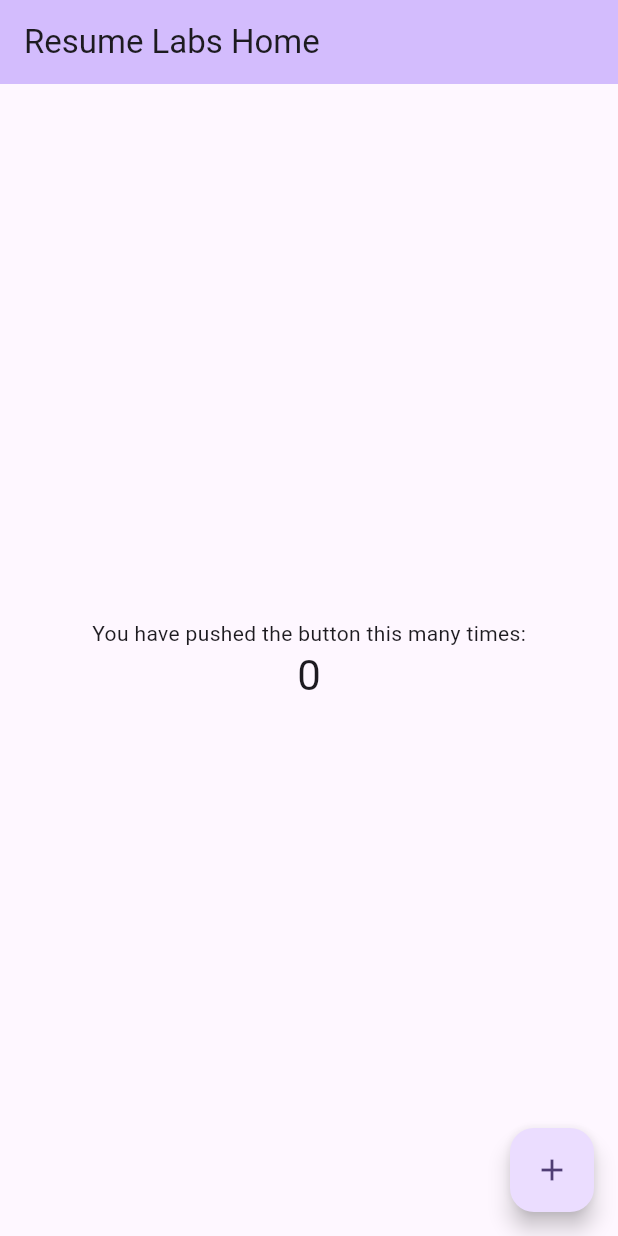
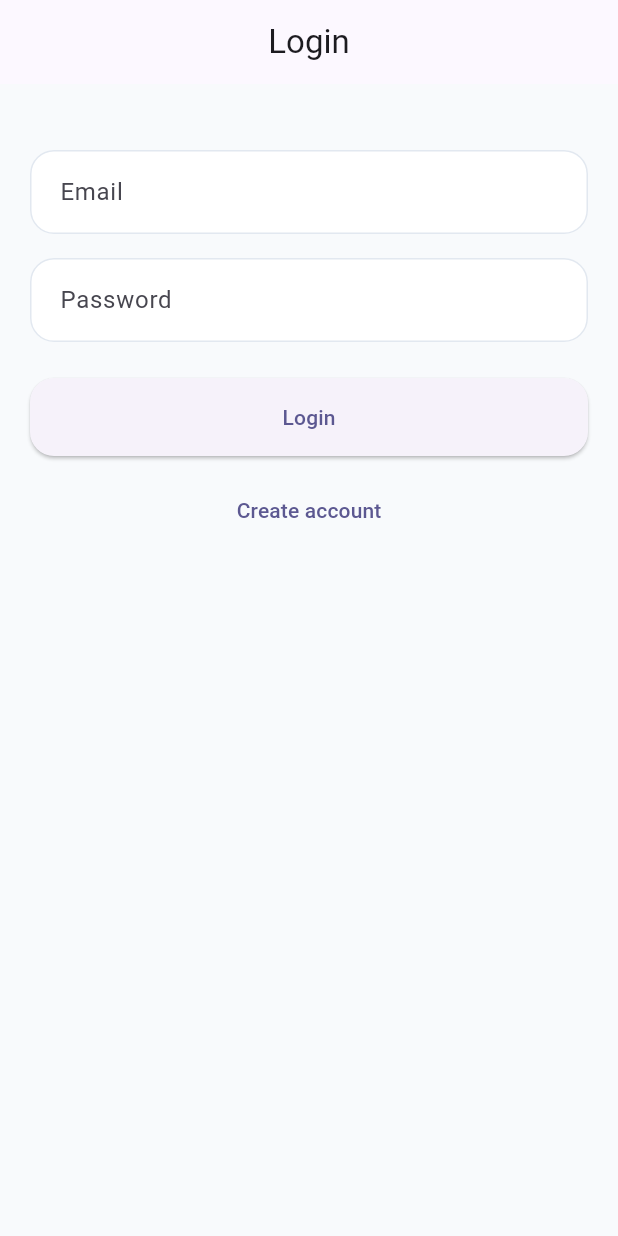
Before and after one commit to RafiMagsi/resume_labs, a Flutter app: the screen it shows after launch, on a phone screen of 412 x 824 dp. Run offline on Flutter 3.47's test engine with Material 3 defaults, Android fonts, the phone set to English and light mode, and no system bars; our stand-ins replace connectivity_plus, firebase_core, flutter_dotenv, flutter_riverpod, go_router; accounts and stored records are empty.

Commit message:
### 1.4 Main App Boilerplate

```diff
--- a/lib/app/app.dart
+++ b/lib/app/app.dart
@@ -0,0 +1,58 @@
+import 'package:flutter/material.dart';
+import 'package:flutter_riverpod/flutter_riverpod.dart';
+
+import 'router/app_router.dart';
+
+class App extends ConsumerWidget {
+  const App({super.key});
+
+  @override
+  Widget build(BuildContext context, WidgetRef ref) {
+    final router = ref.watch(appRouterProvider);
+
+    return MaterialApp.router(
+      title: 'Resume Labs AI',
+      debugShowCheckedModeBanner: false,
+      routerConfig: router,
+      theme: ThemeData(
+        useMaterial3: true,
+        colorScheme: ColorScheme.fromSeed(
+          seedColor: const Color(0xFF6D5EF8),
+          brightness: Brightness.light,
+        ),
+        scaffoldBackgroundColor: const Color(0xFFF8FAFC),
+        inputDecorationTheme: InputDecorationTheme(
+          filled: true,
+          fillColor: Colors.white,
+          border: OutlineInputBorder(
+            borderRadius: BorderRadius.circular(16),
+            borderSide: const BorderSide(color: Color(0xFFE2E8F0)),
+          ),
+          enabledBorder: OutlineInputBorder(
+            borderRadius: BorderRadius.circular(16),
+            borderSide: const BorderSide(color: Color(0xFFE2E8F0)),
+          ),
+          focusedBorder: OutlineInputBorder(
+            borderRadius: BorderRadius.circular(16),
+            borderSide: const BorderSide(
+              color: Color(0xFF6D5EF8),
+              width: 1.5,
+            ),
+          ),
+          contentPadding: const EdgeInsets.symmetric(
+            horizontal: 16,
+            vertical: 16,
+          ),
+        ),
+        elevatedButtonTheme: ElevatedButtonThemeData(
+          style: ElevatedButton.styleFrom(
+            minimumSize: const Size(double.infinity, 52),
+            shape: RoundedRectangleBorder(
+              borderRadius: BorderRadius.circular(16),
+            ),
+          ),
+        ),
+      ),
+    );
+  }
+}
--- /dev/null
+++ b/lib/app/router/app_router.dart
@@ -0,0 +1,82 @@
+import 'package:flutter/material.dart';
+import 'package:flutter_riverpod/flutter_riverpod.dart';
+import 'package:go_router/go_router.dart';
+
+import '../../presentation/screens/auth/login_screen.dart';
+import '../../presentation/screens/auth/register_screen.dart';
+import '../../presentation/screens/history/history_screen.dart';
+import '../../presentation/screens/resume_builder/builder_screen.dart';
+import '../../presentation/screens/resume_builder/preview_screen.dart';
+import '../../presentation/screens/splash/splash_screen.dart';
+
+final isAuthenticatedProvider = StateProvider<bool>((ref) => false);
+
+final appRouterProvider = Provider<GoRouter>((ref) {
+  final isAuthenticated = ref.watch(isAuthenticatedProvider);
+
+  return GoRouter(
+    initialLocation: SplashScreen.routePath,
+    debugLogDiagnostics: true,
+    routes: <RouteBase>[
+      GoRoute(
+        path: SplashScreen.routePath,
+        name: SplashScreen.routeName,
+        builder: (context, state) {
+          debugPrint("Router Splash");
+          return const SplashScreen();
+        },
+      ),
+      GoRoute(
+        path: LoginScreen.routePath,
+        name: LoginScreen.routeName,
+        builder: (context, state) => const LoginScreen(),
+      ),
+      GoRoute(
+        path: RegisterScreen.routePath,
+        name: RegisterScreen.routeName,
+        builder: (context, state) => const RegisterScreen(),
+      ),
+      GoRoute(
+        path: HistoryScreen.routePath,
+        name: HistoryScreen.routeName,
+        builder: (context, state) => const HistoryScreen(),
+      ),
+      GoRoute(
+        path: BuilderScreen.routePath,
+        name: BuilderScreen.routeName,
+        builder: (context, state) => const BuilderScreen(),
+      ),
+      GoRoute(
+        path: PreviewScreen.routePath,
+        name: PreviewScreen.routeName,
+        builder: (context, state) => const PreviewScreen(),
+      ),
+    ],
+    redirect: (BuildContext context, GoRouterState state) {
+      final location = state.matchedLocation;
+
+      const authPaths = <String>{
+        SplashScreen.routePath,
+        LoginScreen.routePath,
+        RegisterScreen.routePath,
+      };
+
+      if (!isAuthenticated && !authPaths.contains(location)) {
+        return LoginScreen.routePath;
+      }
+
+      if (isAuthenticated &&
+          (location == LoginScreen.routePath ||
+              location == RegisterScreen.routePath)) {
+        return HistoryScreen.routePath;
+      }
+
+      return null;
+    },
+    errorBuilder: (context, state) => Scaffold(
+      body: Center(
+        child: Text('Route not found: ${state.error}'),
+      ),
+    ),
+  );
+});
--- a/lib/main.dart
+++ b/lib/main.dart
@@ -1,82 +1,47 @@
 import 'package:firebase_core/firebase_core.dart';
+import 'package:flutter/foundation.dart';
 import 'package:flutter/material.dart';
-import 'package:resume_labs/firebase_options.dart';
-import 'package:firebase_auth/firebase_auth.dart';
-import 'package:cloud_firestore/cloud_firestore.dart';
+import 'package:flutter_dotenv/flutter_dotenv.dart';
+import 'package:flutter_riverpod/flutter_riverpod.dart';
+import 'package:resume_labs/core/errors/error_handler.dart';
+import 'app/app.dart';
+import 'firebase_options.dart';
 
 Future<void> main() async {
   WidgetsFlutterBinding.ensureInitialized();
+
+  await dotenv.load(fileName: '.env');
+  final openAiApiKey = dotenv.env['OPENAI_API_KEY'];
+  final firebaseProjectId = dotenv.env['FIREBASE_PROJECT_ID'];
+
+  assert(
+    openAiApiKey != null && openAiApiKey.isNotEmpty,
+    'OPENAI_API_KEY is missing in .env',
+  );
+
+  assert(
+    firebaseProjectId != null && firebaseProjectId.isNotEmpty,
+    'FIREBASE_PROJECT_ID is missing in .env',
+  );
 
   await Firebase.initializeApp(
     options: DefaultFirebaseOptions.currentPlatform,
   );
 
-  debugPrint('Firebase initialized successfully');
-
-  final auth = FirebaseAuth.instance;
-  final firestore = FirebaseFirestore.instance;
-
-  runApp(const MyApp());
-}
-
-class MyApp extends StatelessWidget {
-  const MyApp({super.key});
-
-  // This widget is the root of your application.
-  @override
-  Widget build(BuildContext context) {
-    return MaterialApp(
-      title: 'Resume Labs AI',
-      theme: ThemeData(
-        colorScheme: ColorScheme.fromSeed(seedColor: Colors.deepPurple),
-      ),
-      home: const MyHomePage(title: 'Resume Labs Home'),
-    );
-  }
-}
-
-class MyHomePage extends StatefulWidget {
-  const MyHomePage({super.key, required this.title});
-
-  final String title;
-
-  @override
-  State<MyHomePage> createState() => _MyHomePageState();
-}
-
-class _MyHomePageState extends State<MyHomePage> {
-  int _counter = 0;
-
-  void _incrementCounter() {
-    setState(() {
-      _counter++;
-    });
+  if (kDebugMode) {
+    debugPrint('OPENAI_API_KEY loaded: ${openAiApiKey != null}');
+    debugPrint('FIREBASE_PROJECT_ID loaded: $firebaseProjectId');
+    debugPrint('Firebase initialized successfully');
   }
 
-  @override
-  Widget build(BuildContext context) {
-    return Scaffold(
-      appBar: AppBar(
-        backgroundColor: Theme.of(context).colorScheme.inversePrimary,
-        title: Text(widget.title),
-      ),
-      body: Center(
-        child: Column(
-          mainAxisAlignment: MainAxisAlignment.center,
-          children: [
-            const Text('You have pushed the button this many times:'),
-            Text(
-              '$_counter',
-              style: Theme.of(context).textTheme.headlineMedium,
-            ),
-          ],
-        ),
-      ),
-      floatingActionButton: FloatingActionButton(
-        onPressed: _incrementCounter,
-        tooltip: 'Increment',
-        child: const Icon(Icons.add),
-      ),
-    );
-  }
+  // final auth = FirebaseAuth.instance;
+  // final firestore = FirebaseFirestore.instance;
+
+  ErrorHandler.initialize();
+
+  runApp(
+    const ProviderScope(
+      child: App(),
+    ),
+  );
 }
--- /dev/null
+++ b/lib/presentation/screens/auth/login_screen.dart
@@ -0,0 +1,62 @@
+import 'package:flutter/material.dart';
+import 'package:flutter_riverpod/flutter_riverpod.dart';
+import 'package:go_router/go_router.dart';
+
+import '../../../app/router/app_router.dart';
+import '../history/history_screen.dart';
+import 'register_screen.dart';
+
+class LoginScreen extends ConsumerWidget {
+  const LoginScreen({super.key});
+
+  static const String routeName = 'login';
+  static const String routePath = '/login';
+
+  @override
+  Widget build(BuildContext context, WidgetRef ref) {
+    final emailController = TextEditingController();
+    final passwordController = TextEditingController();
+
+    return Scaffold(
+      appBar: AppBar(
+        title: const Text('Login'),
+        centerTitle: true,
+      ),
+      body: Padding(
+        padding: const EdgeInsets.all(20),
+        child: Column(
+          children: [
+            const SizedBox(height: 24),
+            TextField(
+              controller: emailController,
+              decoration: const InputDecoration(
+                labelText: 'Email',
+              ),
+            ),
+            const SizedBox(height: 16),
+            TextField(
+              controller: passwordController,
+              obscureText: true,
+              decoration: const InputDecoration(
+                labelText: 'Password',
+              ),
+            ),
+            const SizedBox(height: 24),
+            ElevatedButton(
+              onPressed: () {
+                ref.read(isAuthenticatedProvider.notifier).state = true;
+                context.go(HistoryScreen.routePath);
+              },
+              child: const Text('Login'),
+            ),
+            const SizedBox(height: 12),
+            TextButton(
+              onPressed: () => context.push(RegisterScreen.routePath),
+              child: const Text('Create account'),
+            ),
+          ],
+        ),
+      ),
+    );
+  }
+}
```
Also changed, not shown: lib/core/errors/error_handler.dart (added, +53 -0 lines), lib/core/errors/presentation/app_error_view.dart (added, +157 -0 lines), lib/presentation/screens/auth/register_screen.dart (added, +58 -0 lines), lib/presentation/screens/history/history_screen.dart (added, +49 -0 lines), lib/presentation/screens/resume_builder/builder_screen.dart (added, +30 -0 lines), lib/presentation/screens/resume_builder/preview_screen.dart (added, +20 -0 lines), lib/presentation/screens/splash/splash_screen.dart (added, +48 -0 lines), pubspec.yaml (+4 -4 lines), pubspec.lock.
